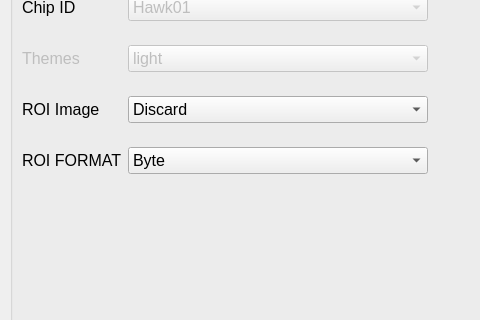
Before: the Qt Designer form AdapsChip/ChipUI/gui/uis/pages/main_pages.ui in HongGang-Pub/Adaps, drawn with Qt 5; both pictures show x 0 to 480 and y 82 to 402 of the 896 by 725 pixel window.
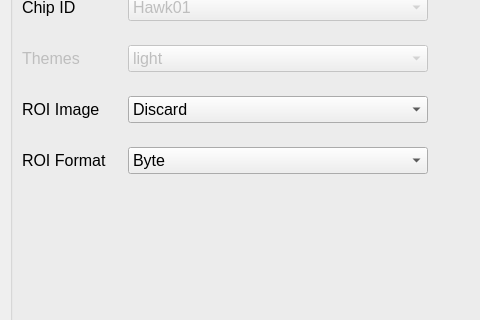
After: the same form once the commit is applied. The open tabs and pages were chosen to show the change. Custom widgets are drawn as their Qt base class.

Patch:
```diff
--- a/AdapsChip/ChipUI/gui/uis/pages/main_pages.ui
+++ b/AdapsChip/ChipUI/gui/uis/pages/main_pages.ui
@@ -4699,8 +4699,8 @@
            <rect>
             <x>0</x>
             <y>0</y>
-            <width>442</width>
-            <height>285</height>
+            <width>886</width>
+            <height>720</height>
            </rect>
           </property>
           <property name="styleSheet">
@@ -5112,7 +5112,7 @@
                     <enum>QFrame::NoFrame</enum>
                    </property>
                    <property name="text">
-                    <string>ROI FORMAT</string>
+                    <string>ROI Format</string>
                    </property>
                   </widget>
                  </item>
```
Left out of the diff: 8 changed lines with no effect on the pictures.
